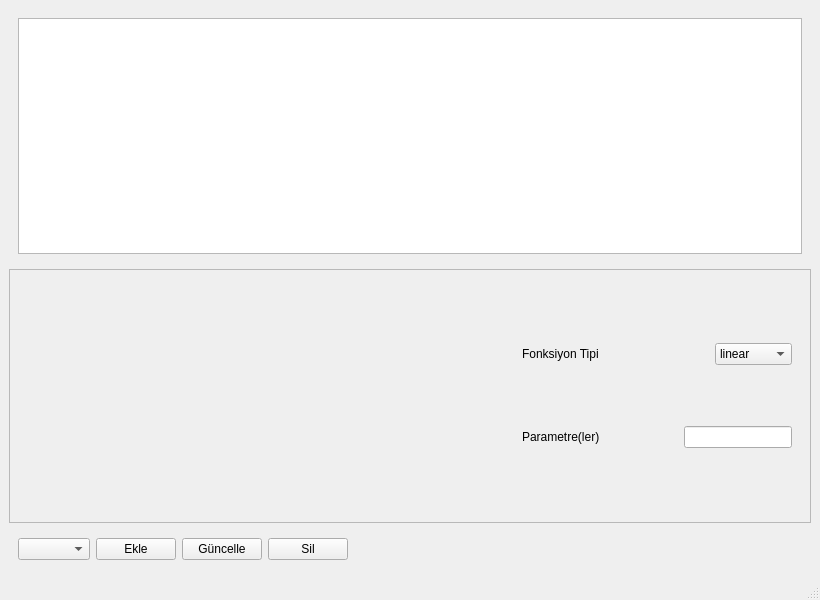
Old version of the form design/rule_sugeno.ui in the repository bbaltuntas/tubitak-fuzzy.
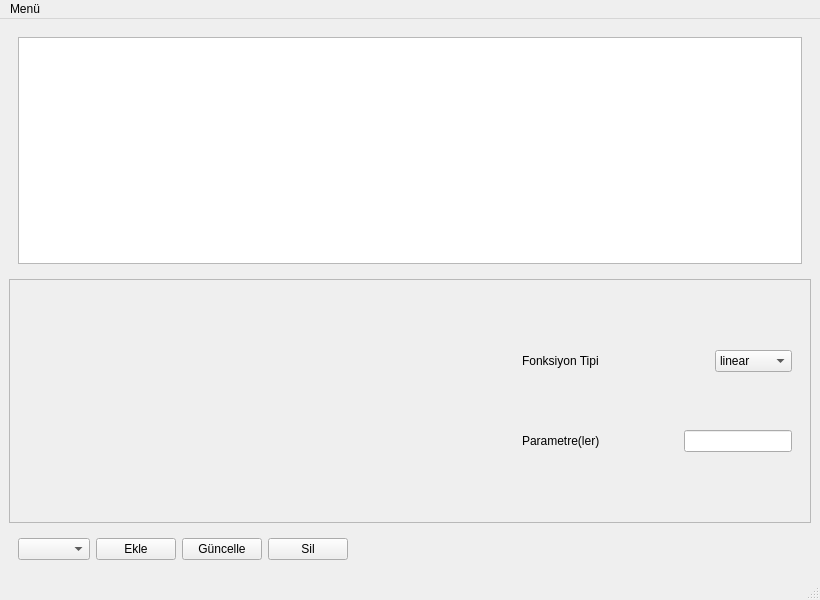
New version of the form.

What changed in the file:
```diff
--- a/design/rule_sugeno.ui
+++ b/design/rule_sugeno.ui
@@ -203,6 +203,14 @@
      <height>21</height>
     </rect>
    </property>
+   <widget class="QMenu" name="menuMen">
+    <property name="title">
+     <string>Menü</string>
+    </property>
+    <addaction name="excelButton"/>
+    <addaction name="clearAllButton"/>
+   </widget>
+   <addaction name="menuMen"/>
   </widget>
   <widget class="QStatusBar" name="statusbar"/>
  </widget>
```
Left out of the diff: 10 changed lines with no effect on the pictures.
